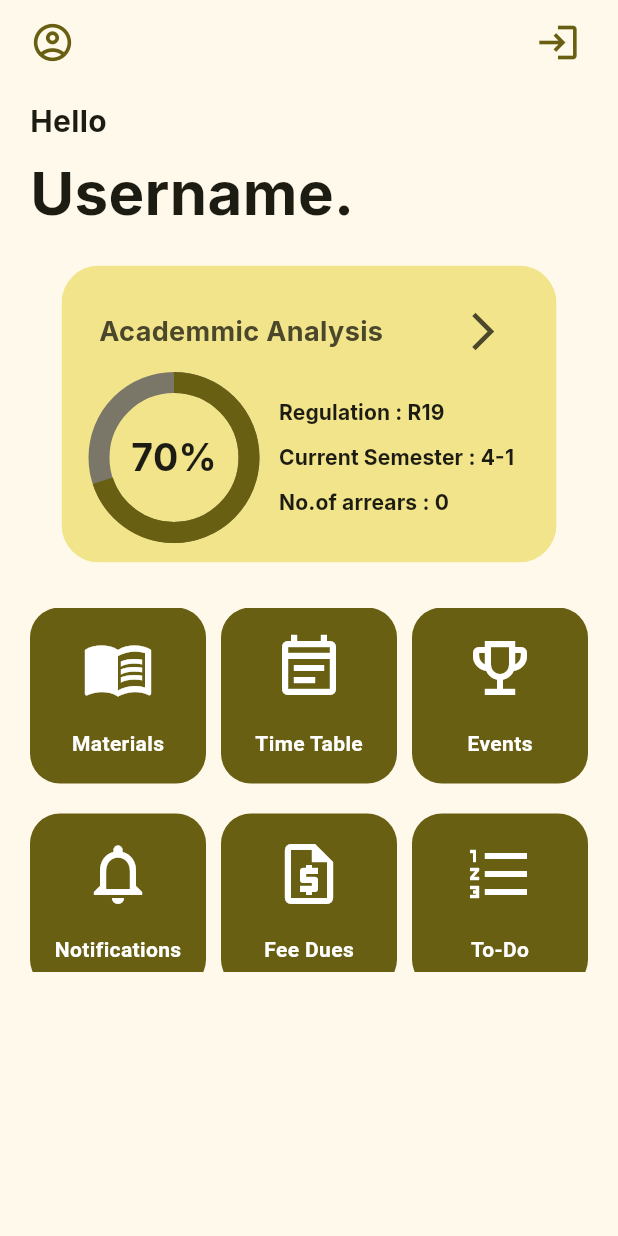
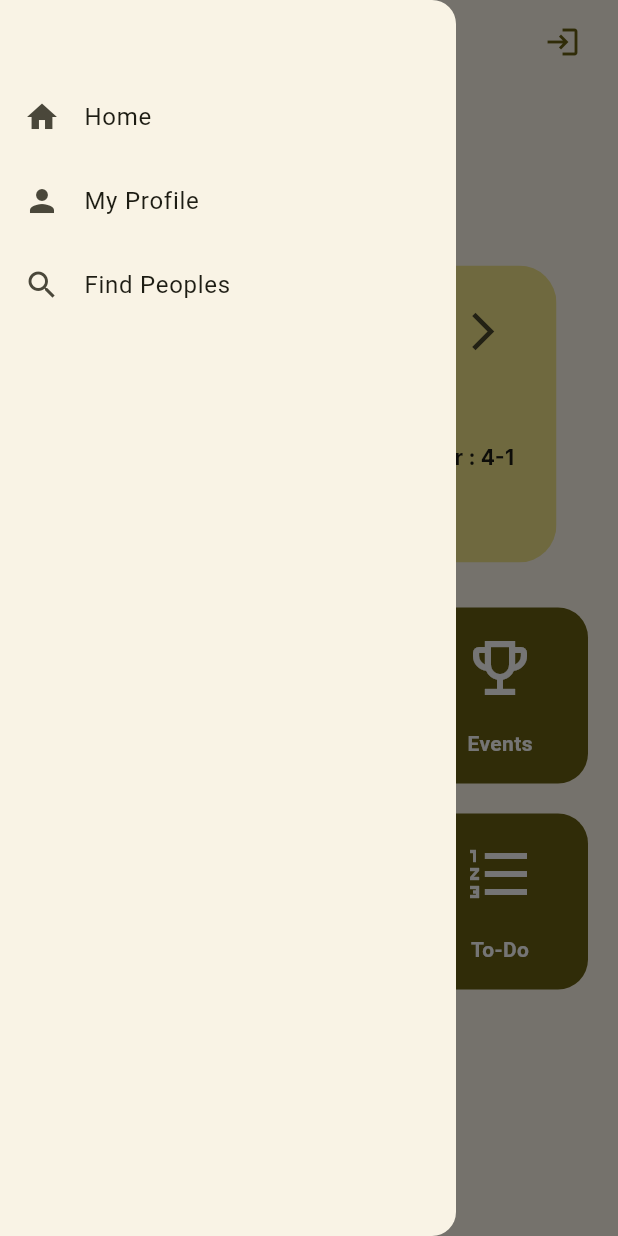
Before and after one commit to Meghashyam1218/BEAM, a Flutter app: the DashboardS screen opened by its route, with the side drawer open (before the commit the screen has no drawer), on a phone screen of 412 x 824 dp. Run offline on Flutter 3.47's test engine with Material 2 defaults, Android fonts, the phone set to English and light mode, and no system bars; our stand-ins replace flutter_riverpod, go_router, google_fonts.

Commit message:
appDrawer

```diff
--- a/lib/components/appbar_dash.dart
+++ b/lib/components/appbar_dash.dart
@@ -1,38 +1,42 @@
 import 'package:flutter/material.dart';
 import 'package:go_router/go_router.dart';
 
-
 class BeamAppBarDash extends StatelessWidget implements PreferredSizeWidget {
-  const BeamAppBarDash({super.key});
+  // final GlobalKey? scaffoldKey;
+  const BeamAppBarDash({
+    super.key,
+  });
 
   @override
   Widget build(BuildContext context) {
+    // var key = scaffoldKey;
     return AppBar(
       foregroundColor: const Color.fromARGB(255, 0, 0, 0),
       backgroundColor: const Color.fromARGB(0, 0, 0, 0),
       shadowColor: const Color.fromARGB(0, 0, 0, 0),
-      leading: Padding(
-        padding: const EdgeInsets.symmetric(horizontal: 20),
-        child: GestureDetector(
-          onTap: ((() {
-            GoRouter.of(context).pushNamed('profile');
-          })),
-          child: Icon(
-            Icons.account_circle_outlined,
-            size: 30,
-            color: Theme.of(context).colorScheme.primary,
-          ),
-        ),
+      leading: Builder(
+        builder: (BuildContext context) {
+          return IconButton(
+            icon: Icon(
+              Icons.menu,
+              color: Theme.of(context).colorScheme.primary,
+            ),
+            onPressed: () {
+              Scaffold.of(context).openDrawer();
+            },
+            tooltip: MaterialLocalizations.of(context).openAppDrawerTooltip,
+          );
+        },
       ),
       actions: [
         GestureDetector(
           onTap: (() {
-            GoRouter.of(context).pop();
+            GoRouter.of(context).pushReplacementNamed("login");
           }),
           child: Padding(
             padding: const EdgeInsets.symmetric(horizontal: 25),
             child: Icon(Icons.login,
-                size: 30, color: Theme.of(context).colorScheme.primary),
+                size: 24, color: Theme.of(context).colorScheme.primary),
           ),
         )
       ],
--- /dev/null
+++ b/lib/components/drawer.dart
@@ -0,0 +1,45 @@
+import 'package:flutter/material.dart';
+
+class AppDrawer extends StatefulWidget {
+  const AppDrawer({super.key});
+
+  @override
+  State<AppDrawer> createState() => _AppDrawerState();
+}
+
+class _AppDrawerState extends State<AppDrawer> {
+  @override
+  Widget build(BuildContext context) {
+    return Drawer(
+      child: SingleChildScrollView(
+          child: Container(
+              margin: EdgeInsets.only(top: 50),
+              child: Column(
+                children: <Widget>[
+                  ListTile(
+                      leading: Icon(Icons.home),
+                      title: Text("Home"),
+                      onTap: () {
+                        // Home button action
+                      }),
+
+                  ListTile(
+                      leading: Icon(Icons.person),
+                      title: Text("My Profile"),
+                      onTap: () {
+                        // My Pfofile button action
+                      }),
+
+                  ListTile(
+                      leading: Icon(Icons.search),
+                      title: Text("Find Peoples"),
+                      onTap: () {
+                        // Find peoples button action
+                      })
+
+                  //add more drawer menu here
+                ],
+              ))),
+    );
+  }
+}
--- a/lib/screens/academics/academic.dart
+++ b/lib/screens/academics/academic.dart
@@ -4,6 +4,7 @@ import 'package:flutter/material.dart';
 import 'package:google_fonts/google_fonts.dart';
 
 import '../../color_schemes.g.dart';
+import '../../components/drawer.dart';
 import 'components/cards_academic.dart';
 
 class Academic extends StatefulWidget {
@@ -47,6 +48,7 @@ class _AcademicState extends State<Academic> {
           FocusScope.of(context).requestFocus(FocusNode());
         },
         child: Scaffold(
+          drawer: AppDrawer(),
           appBar: const BeamAppBar(name: "Academics"),
           body: Column(
             mainAxisAlignment: MainAxisAlignment.start,
--- a/lib/screens/events/events.dart
+++ b/lib/screens/events/events.dart
@@ -1,6 +1,8 @@
 import 'package:beam/components/appbar.dart';
 import 'package:flutter/material.dart';
 import 'package:google_fonts/google_fonts.dart';
+
+import '../../components/drawer.dart';
 
 
 class EventsClg extends StatefulWidget {
@@ -15,6 +17,7 @@ class _EventsClgState extends State<EventsClg> {
   Widget build(BuildContext context) {
     return SafeArea(
       child: Scaffold(
+        drawer: AppDrawer(),
         appBar: const BeamAppBar(name: "Events"),
         body: Column(
           children: [
--- a/lib/screens/feedues/feedues.dart
+++ b/lib/screens/feedues/feedues.dart
@@ -1,6 +1,8 @@
 import 'package:beam/components/appbar.dart';
 import 'package:beam/components/dropdown.dart';
 import 'package:flutter/material.dart';
+
+import '../../components/drawer.dart';
 
 class FeeDues extends StatefulWidget {
   const FeeDues({super.key});
@@ -14,6 +16,7 @@ class _FeeDuesState extends State<FeeDues> {
   Widget build(BuildContext context) {
     return SafeArea(
       child: Scaffold(
+        drawer: AppDrawer(),
         appBar: const BeamAppBar(name: "Fee-Dues"),
         body: Column(
           crossAxisAlignment: CrossAxisAlignment.start,
--- a/lib/screens/login/components/toggle.dart
+++ b/lib/screens/login/components/toggle.dart
@@ -53,6 +53,7 @@ class _ToggleBtnState extends State<ToggleBtn> {
                 child: flag == true
                     ? Text(
                         'Teacher',
+                        textAlign: TextAlign.center,
                         style: TextStyle(
                             color: Theme.of(context).colorScheme.onPrimary,
                             fontSize: 18,
--- a/lib/screens/login/login.dart
+++ b/lib/screens/login/login.dart
@@ -4,6 +4,7 @@ import 'package:go_router/go_router.dart';
 import 'package:google_fonts/google_fonts.dart';
 
 import '../../color_schemes.g.dart';
+import '../../components/drawer.dart';
 
 class Login extends StatefulWidget {
   const Login({super.key});
@@ -30,6 +31,7 @@ class _LoginState extends State<Login> {
 
     return SafeArea(
       child: Scaffold(
+        drawer: AppDrawer(),
         resizeToAvoidBottomInset: false,
         backgroundColor: Theme.of(context).colorScheme.secondaryContainer,
         body: GestureDetector(
@@ -273,9 +275,9 @@ class LoginBtn extends ConsumerWidget {
           // ref.read(colorProvider.notifier).update((state) => Colors.green);
           // print(ref.read(colorProvider.notifier).state);
           if (flag == true) {
-            GoRouter.of(context).pushNamed("dashboardT");
+            GoRouter.of(context).pushReplacementNamed("dashboardT");
           } else {
-            GoRouter.of(context).pushNamed("dashboardS");
+            GoRouter.of(context).pushReplacementNamed("dashboardS");
           }
         },
         style: ElevatedButton.styleFrom(
--- a/lib/screens/materials/materials.dart
+++ b/lib/screens/materials/materials.dart
@@ -2,6 +2,8 @@ import 'package:beam/components/appbar.dart';
 import 'package:beam/components/dropdown.dart';
 import 'package:flutter/material.dart';
 import 'package:google_fonts/google_fonts.dart';
+
+import '../../components/drawer.dart';
 
 class Materials extends StatefulWidget {
   const Materials({super.key});
@@ -23,6 +25,7 @@ class _MaterialsState extends State<Materials> {
   Widget build(BuildContext context) {
     return SafeArea(
       child: Scaffold(
+        drawer: AppDrawer(),
         appBar: const BeamAppBar(name: "Materials"),
         body: Column(
           children: [
--- a/lib/screens/notifications/notifications.dart
+++ b/lib/screens/notifications/notifications.dart
@@ -1,6 +1,8 @@
 import 'package:beam/components/appbar.dart';
 import 'package:flutter/material.dart';
 import 'package:google_fonts/google_fonts.dart';
+
+import '../../components/drawer.dart';
 
 
 class Notifications extends StatefulWidget {
@@ -15,6 +17,7 @@ class _NotificationsState extends State<Notifications> {
   Widget build(BuildContext context) {
     return SafeArea(
       child: Scaffold(
+        drawer: AppDrawer(),
         appBar: const BeamAppBar(name: "Notifications"),
         body: Column(
           children: [
--- a/lib/screens/profile/profile.dart
+++ b/lib/screens/profile/profile.dart
@@ -1,5 +1,7 @@
 import 'package:flutter/material.dart';
 import 'package:go_router/go_router.dart';
+
+import '../../components/drawer.dart';
 
 class ProfilePage extends StatelessWidget {
   const ProfilePage({super.key});
@@ -7,6 +9,7 @@ class ProfilePage extends StatelessWidget {
   @override
   Widget build(BuildContext context) {
     return Scaffold(
+      drawer: AppDrawer(),
       appBar: AppBar(
         leading: IconButton(
           icon: const Icon(
--- a/lib/screens/profile/profileedit.dart
+++ b/lib/screens/profile/profileedit.dart
@@ -1,4 +1,6 @@
 import 'package:flutter/material.dart';
+
+import '../../components/drawer.dart';
 
 class ProfilePage extends StatelessWidget {
   const ProfilePage({super.key});
@@ -6,6 +8,7 @@ class ProfilePage extends StatelessWidget {
   @override
   Widget build(BuildContext context) {
     return Scaffold(
+      drawer: AppDrawer(),
       appBar: AppBar(
         title: const Text("Profile"),
         backgroundColor: const Color(0xff432CBA),
--- a/lib/screens/student_dashboard/components/dashboard_cards.dart
+++ b/lib/screens/student_dashboard/components/dashboard_cards.dart
@@ -7,9 +7,10 @@ class DashboradCards extends StatelessWidget {
 
   @override
   Widget build(BuildContext context) {
-    return SizedBox(
-      height: 243,
-      child: GridView.count(
+    return
+        // height: 243,
+        GridView.count(
+      shrinkWrap: true,
         // scrollDirection: Axis.horizontal,
         crossAxisSpacing: 10,
         mainAxisSpacing: 20,
@@ -19,7 +20,7 @@ class DashboradCards extends StatelessWidget {
             child: SelectCard(choice: choices[index]),
           );
         }),
-      ),
+
     );
   }
 }
--- a/lib/screens/student_dashboard/components/select_card.dart
+++ b/lib/screens/student_dashboard/components/select_card.dart
@@ -34,12 +34,14 @@ class SelectCard extends StatelessWidget {
         GoRouter.of(context).pushNamed(choice.path);
       },
       child: Container(
+          constraints: BoxConstraints(maxWidth: 165, maxHeight: 165),
           decoration: BoxDecoration(
             borderRadius: BorderRadius.circular(20),
             color: Theme.of(context).colorScheme.primary,
           ),
           child: Center(
             child: Column(
+
                 crossAxisAlignment: CrossAxisAlignment.center,
                 mainAxisAlignment: MainAxisAlignment.spaceEvenly,
                 children: <Widget>[
--- a/lib/screens/student_dashboard/dashboard.dart
+++ b/lib/screens/student_dashboard/dashboard.dart
@@ -1,3 +1,4 @@
+import 'package:beam/components/drawer.dart';
 import 'package:beam/screens/student_dashboard/components/dashboard_cards.dart';
 import 'package:beam/components/appbar_dash.dart';
 import 'package:flutter/material.dart';
@@ -12,32 +13,40 @@ class DashboardS extends StatefulWidget {
 }
 
 class _DashboardSState extends State<DashboardS> {
+  final GlobalKey _scaffoldKey = new GlobalKey();
   @override
   Widget build(BuildContext context) {
     return SafeArea(
+      key: _scaffoldKey,
       child: Scaffold(
+        drawer: AppDrawer(),
         appBar: const BeamAppBarDash(),
+
         body:
             // scrollDirection: Axis.horizontal,
 
             Container(
-          constraints: const BoxConstraints.expand(),
+          // constraints: const BoxConstraints.expand(),
           padding: const EdgeInsets.only(left: 20, right: 20, bottom: 50),
           color: Theme.of(context).colorScheme.background,
           child: SingleChildScrollView(
             child: Column(
               crossAxisAlignment: CrossAxisAlignment.start,
               mainAxisAlignment: MainAxisAlignment.start,
-              children: const [
+              children: [
                 HelloUser(),
                 AcademicCard(),
                 SizedBox(height: 30),
+                // Container(
+                //     constraints: BoxConstraints(maxWidth: 600, maxHeight: 300),
+                //     child: DashboradCards())
                 DashboradCards()
               ],
             ),
           ),
         ),
       ),
+
     );
   }
 }
--- a/lib/screens/teacher_dashboard/dashboard.dart
+++ b/lib/screens/teacher_dashboard/dashboard.dart
@@ -1,4 +1,5 @@
 import 'package:beam/components/appbar_dash.dart';
+import 'package:beam/components/drawer.dart';
 import 'package:beam/components/hello_user.dart';
 import 'package:flutter/material.dart';
 import 'package:go_router/go_router.dart';
@@ -19,7 +20,9 @@ class _DashboardTState extends State<DashboardT> {
 
     return SafeArea(
       child: Scaffold(
+        drawer: AppDrawer(),
         appBar: const BeamAppBarDash(),
+
         body: Column(
           crossAxisAlignment: CrossAxisAlignment.start,
           children: [
--- a/lib/screens/timetable/timetable.dart
+++ b/lib/screens/timetable/timetable.dart
@@ -1,6 +1,8 @@
 import 'package:beam/components/appbar.dart';
 import 'package:flutter/material.dart';
 import 'package:google_fonts/google_fonts.dart';
+
+import '../../components/drawer.dart';
 
 class TimeTable extends StatefulWidget {
   const TimeTable({super.key});
@@ -14,6 +16,7 @@ class _TimeTableState extends State<TimeTable> {
   Widget build(BuildContext context) {
     return SafeArea(
       child: Scaffold(
+          drawer: AppDrawer(),
           appBar: const BeamAppBar(
             name: "Time Table",
           ),
--- a/lib/screens/todo/todo.dart
+++ b/lib/screens/todo/todo.dart
@@ -1,5 +1,7 @@
 import 'package:flutter/material.dart';
 import 'package:go_router/go_router.dart';
+
+import '../../components/drawer.dart';
 
 class ToDo extends StatefulWidget {
   const ToDo({super.key});
@@ -13,6 +15,7 @@ class _ToDoState extends State<ToDo> {
   Widget build(BuildContext context) {
     return SafeArea(
       child: Scaffold(
+        drawer: AppDrawer(),
         body: Center(
           child: TextButton(
             onPressed: () {
```
Also changed, not shown: lib/components/appbar.dart (+16 -14 lines).
